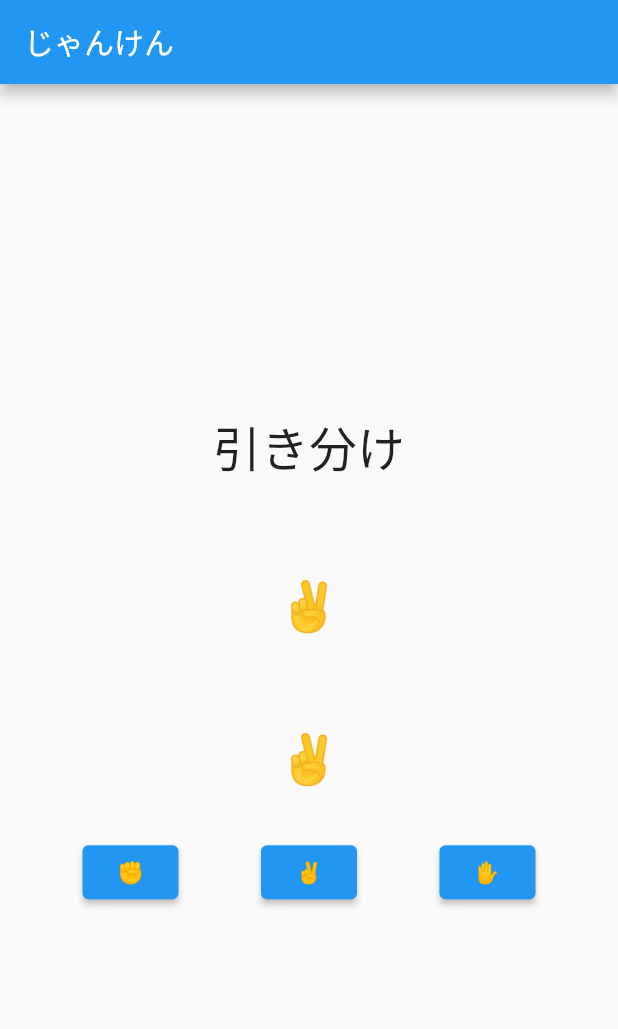
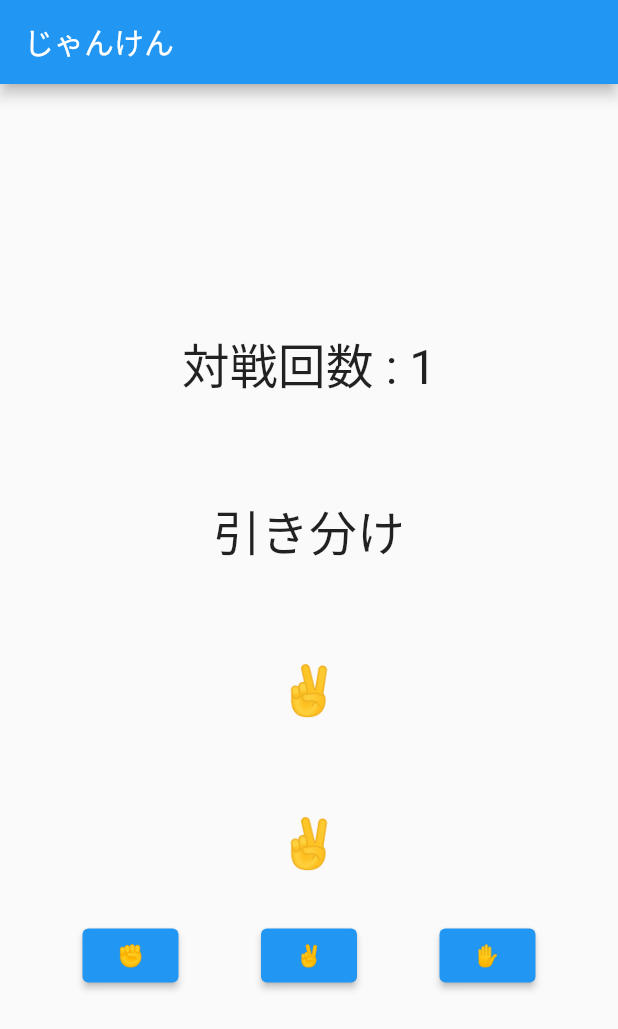
Before and after one commit to fukushimasurao/flutter_practioce_janken, a Flutter app: the screen it shows after launch, after a tap on "✌️", on a phone screen of 412 x 824 dp. Shown: the top 1029 px of the screen. Run offline on Flutter 3.47's test engine with Material 2 defaults, Android fonts, the phone set to English and light mode, and no system bars.

Commit message:
対戦回数追加

```diff
--- a/lib/main.dart
+++ b/lib/main.dart
@@ -27,12 +27,15 @@ class JankenPage extends StatefulWidget {
 class _JankenPageState extends State<JankenPage> {
   String myHand = '✊';
   String computerHand = '✊';
-  String result = '引き分け';
+  String result = '勝負！';
+  int intCount = 0;
+  String strCount = '0';
 
   void selectHands(String selectedHand) {
     myHand = selectedHand;
     generatedComputerHand();
     getResult();
+    countUp();
     setState(() {});
   }
 
@@ -51,6 +54,11 @@ class _JankenPageState extends State<JankenPage> {
     } else {
       result = 'あなたの負け';
     }
+  }
+
+  void countUp() {
+    intCount++;
+    strCount = intCount.toString();
   }
 
   String randomNumberToHand(int randomNumber) {
@@ -76,6 +84,10 @@ class _JankenPageState extends State<JankenPage> {
         child: Column(
           mainAxisAlignment: MainAxisAlignment.center,
           children: [
+            Text("対戦回数 : $strCount", style: const TextStyle(fontSize: 32)),
+            const SizedBox(
+              height: 64,
+            ),
             Text(result, style: const TextStyle(fontSize: 32)),
             const SizedBox(
               height: 64,
```
Also changed, not shown: 1 other file.
